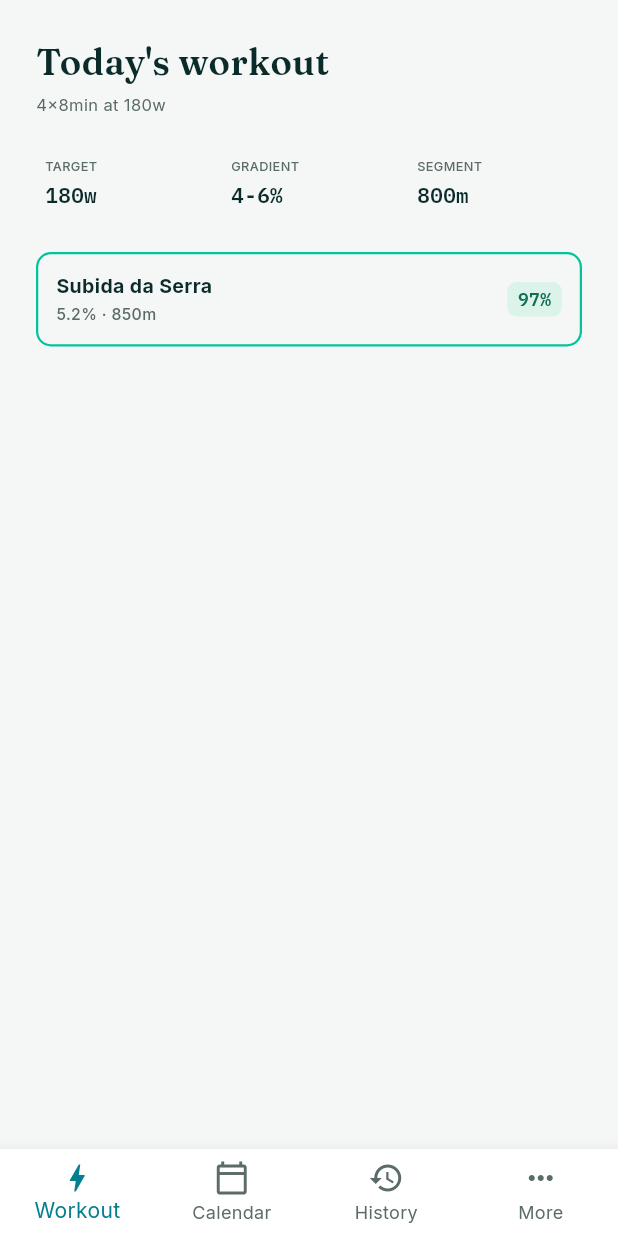
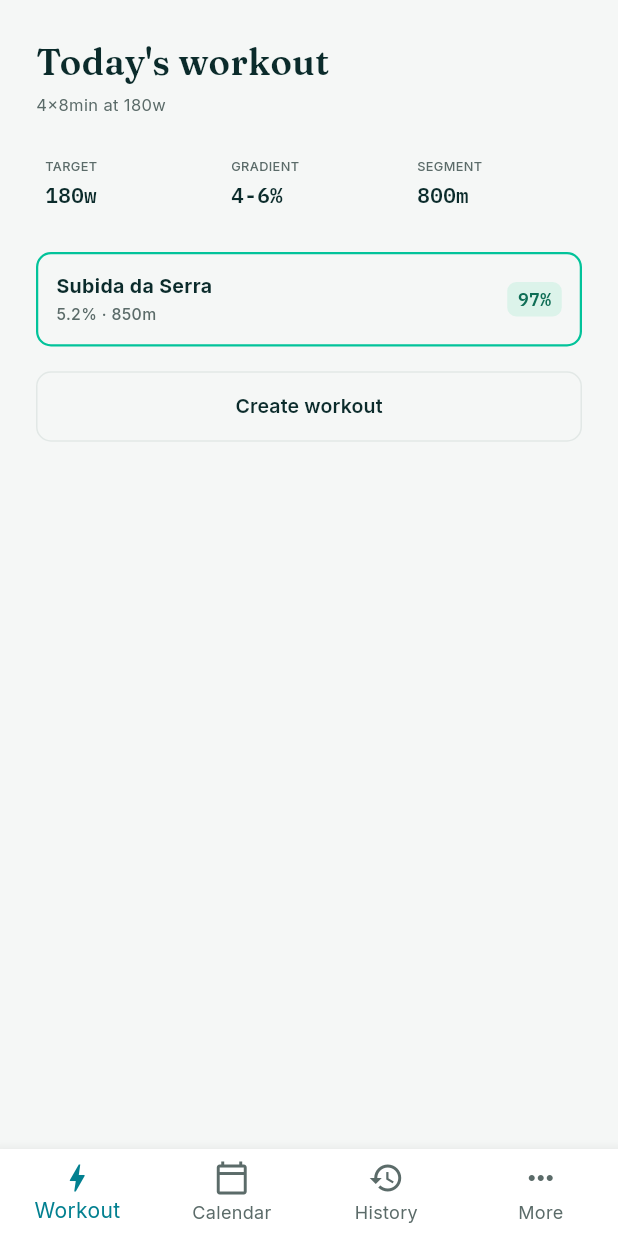
Before and after one commit to Rittmeyer/TrailWatts, a Flutter app: the TreinoDoDiaScreen screen opened by its route, on a phone screen of 412 x 824 dp. Run offline on Flutter 3.47's test engine with Material 3 defaults, Android fonts, the phone set to English and light mode, and no system bars; our stand-ins replace flutter_map, google_fonts, latlong2, table_calendar; missing offline and left inert: flutter_map_dragmarker.

Commit message:
Restore a way into the workout builder from the home screen
Saving the profile used to push the workout builder. Once saving started
returning to the home screen instead, nothing navigated to
/workout-builder at all - the route stayed registered in main.dart, so it
was reachable by URL, but no control in the app opened it. That orphaned
the screen the product exists for, and with it the multi-stimulus block
editor and the TrainingPeaks import.

Home now offers it directly, which also matches where a rider would look
for it: the Treino tab is the main screen, and creating today's workout
starts there. Reuses builderTitle rather than adding a second string for
the same words.

Found by driving the built web app in a browser, not by the tests - no
test asserts that every screen is reachable, which is worth adding
separately.

Co-Authored-By: Claude Opus 5 <noreply@anthropic.com>
Claude-Session: https://claude.ai/code/session_01KWLputu3rrAwzqhyb41yvb

```diff
--- a/lib/screens/treino_do_dia_screen.dart
+++ b/lib/screens/treino_do_dia_screen.dart
@@ -5,6 +5,7 @@ import '../theme/app_text_styles.dart';
 import '../models/route_suggestion.dart';
 import '../widgets/bottom_nav.dart';
 import '../widgets/stat_box.dart';
+import '../widgets/trailwatt_button.dart';
 
 /// Port of screen 03. Shows today's target already translated into
 /// terrain, and a teaser of the best-matched route (full detail lives on
@@ -97,6 +98,16 @@ class TreinoDoDiaScreen extends StatelessWidget {
                   ),
                 ),
               ),
+              const SizedBox(height: 16),
+              // The workout builder's way in. It used to be reached by saving
+              // the profile, which stopped being true once saving returns
+              // here - and the builder is the screen the whole app is for.
+              TrailwattButton(
+                label: t.builderTitle,
+                style: TrailwattButtonStyle.secondary,
+                onPressed: () =>
+                    Navigator.of(context).pushNamed('/workout-builder'),
+              ),
             ],
           ),
         ),
```
